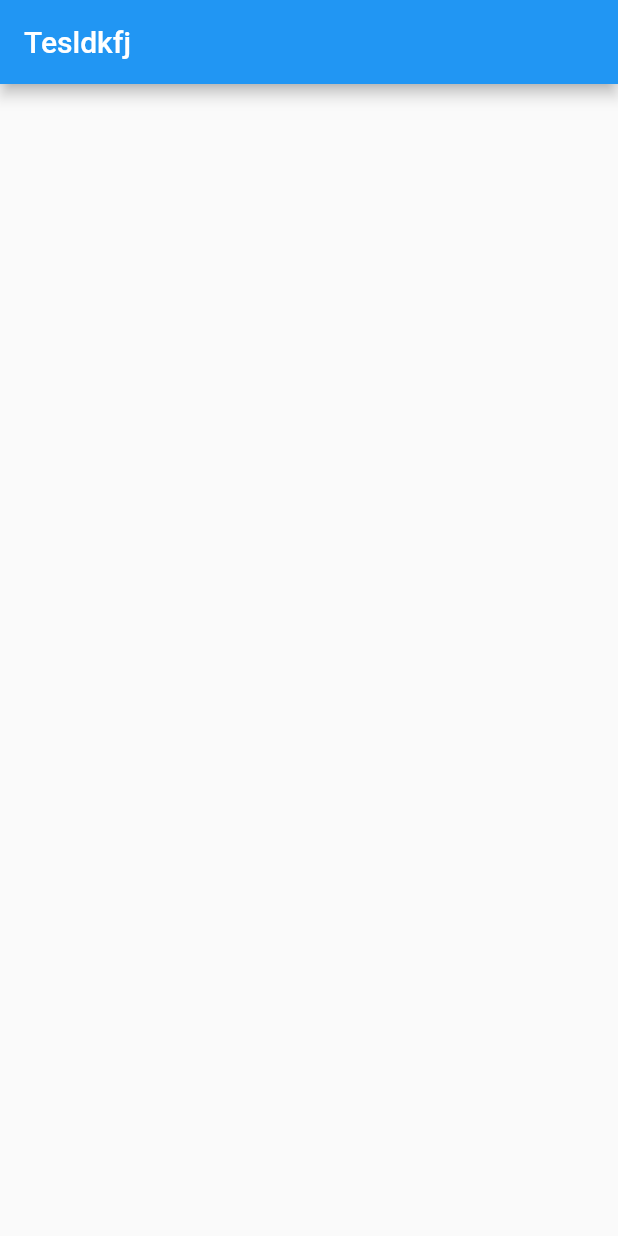
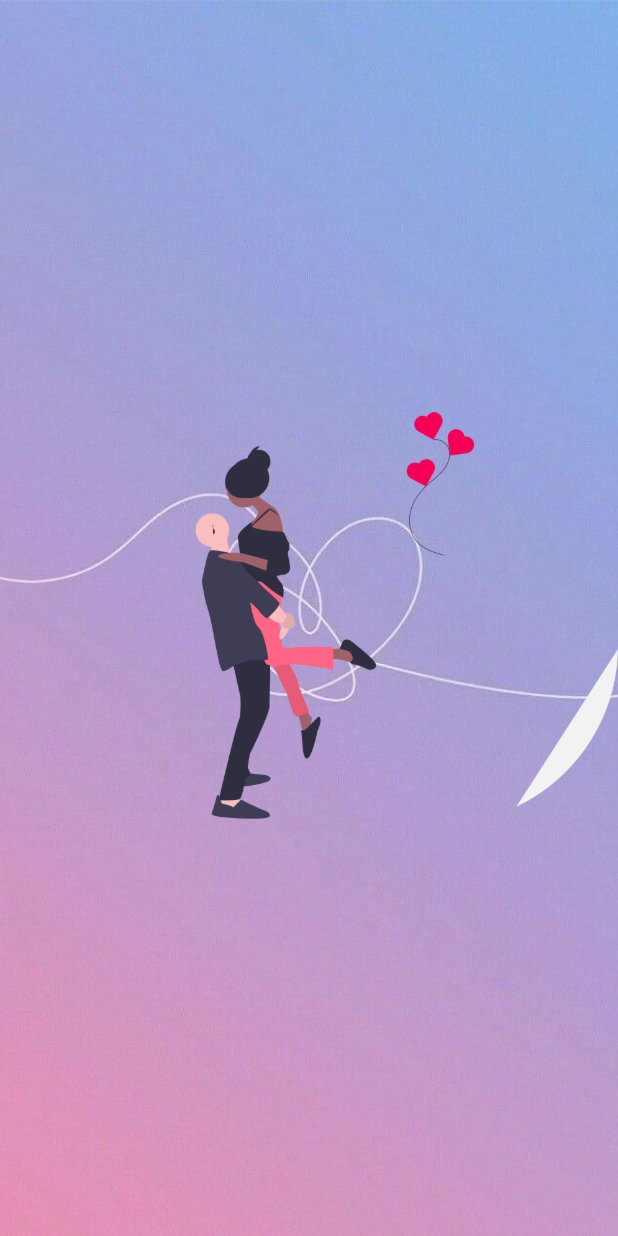
Before and after one commit to sunanda35/happen, a Flutter app: the screen it shows after launch, on a phone screen of 412 x 824 dp. Run offline on Flutter 3.47's test engine with Material 2 defaults, Android fonts, the phone set to English and light mode, and no system bars.

Commit message:
good
helo

```diff
--- /dev/null
+++ b/lib/home_page.dart
@@ -0,0 +1,17 @@
+import 'package:flutter/material.dart';
+
+class HomePage extends StatefulWidget {
+  @override
+  _HomePageState createState() => _HomePageState();
+}
+
+class _HomePageState extends State<HomePage> {
+  @override
+  Widget build(BuildContext context) {
+    return Scaffold(
+      appBar: AppBar(
+        title: Text('Tesldkfj'),
+      ),
+    );
+  }
+}
--- /dev/null
+++ b/lib/login_page.dart
@@ -0,0 +1,29 @@
+import 'package:flutter/material.dart';
+
+class LogInPage extends StatelessWidget {
+  @override
+  Widget build(BuildContext context) {
+    return Scaffold(
+      body: Container(
+        decoration: BoxDecoration(
+          image: DecorationImage(
+            image: AssetImage('assets/images/login_background.jpg'),
+            fit: BoxFit.cover,
+          ),
+        ),
+        child: Stack(
+          children: [
+            Container(
+              decoration: BoxDecoration(
+                image: DecorationImage(
+                  image: AssetImage('assets/images/login_top_image.png'),
+                  fit: BoxFit.contain,
+                ),
+              ),
+            ),
+          ],
+        ),
+      ),
+    );
+  }
+}
--- a/lib/main.dart
+++ b/lib/main.dart
@@ -1,4 +1,6 @@
 import 'package:flutter/material.dart';
+import 'package:happen/login_page.dart';
+import 'home_page.dart';
 
 void main() {
   runApp(MyApp());
@@ -12,23 +14,7 @@ class MyApp extends StatelessWidget {
       theme: ThemeData(
         primarySwatch: Colors.blue,
       ),
-      home: HomePage(),
+      home: LogInPage(),
     );
   }
 }
-
-class HomePage extends StatefulWidget {
-  @override
-  _HomePageState createState() => _HomePageState();
-}
-
-class _HomePageState extends State<HomePage> {
-  @override
-  Widget build(BuildContext context) {
-    return Scaffold(
-      appBar: AppBar(
-        title: Text('Tesldkfj'),
-      ),
-    );
-  }
-}
--- a/pubspec.yaml
+++ b/pubspec.yaml
@@ -43,9 +43,8 @@ flutter:
   uses-material-design: true
 
   # To add assets to your application, add an assets section, like this:
-  # assets:
-  #   - images/a_dot_burr.jpeg
-  #   - images/a_dot_ham.jpeg
+  assets:
+    - assets/images/
 
   # An image asset can refer to one or more resolution-specific "variants", see
   # https://flutter.dev/assets-and-images/#resolution-aware.
```
Also changed, not shown: assets/images/login_background.jpg (added), assets/images/login_top_image.png (added), pubspec.lock.
